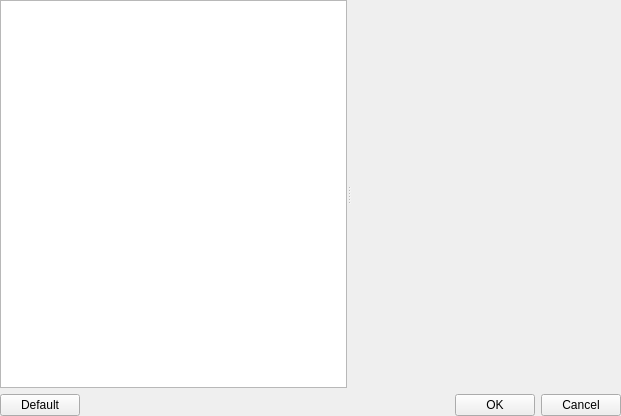
Above: xoptionswidget.ui from horsicq/XOptions before the change. Below: the same form after it.
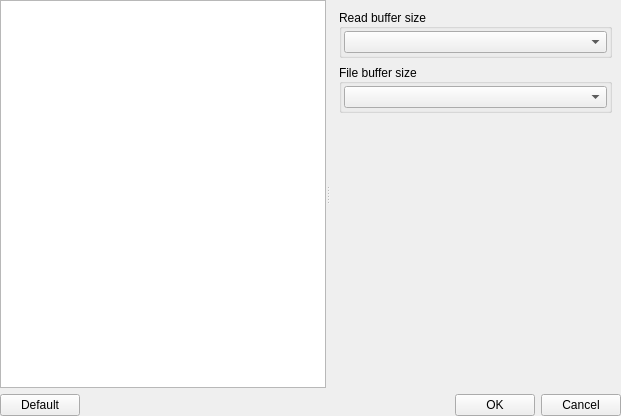
That is the form after the change.

Commit message: feat: add read and file buffer size options with UI controls

The edit to the form file:
```diff
--- a/xoptionswidget.ui
+++ b/xoptionswidget.ui
@@ -591,25 +591,84 @@
              <height>384</height>
             </rect>
            </property>
-           <layout class="QVBoxLayout" name="verticalLayout_6h">
-            <property name="leftMargin">
-             <number>0</number>
-            </property>
-            <property name="rightMargin">
-             <number>0</number>
-            </property>
-            <property name="bottomMargin">
-             <number>0</number>
-            </property>
+           <layout class="QVBoxLayout" name="verticalLayout_11">
             <item>
-             <spacer name="verticalSpacer_2j">
+             <widget class="QGroupBox" name="groupBoxReadBufferSize">
+              <property name="title">
+               <string>Read buffer size</string>
+              </property>
+              <property name="alignment">
+               <set>Qt::AlignLeading|Qt::AlignLeft|Qt::AlignVCenter</set>
+              </property>
+              <layout class="QVBoxLayout" name="verticalLayout_13">
+               <property name="leftMargin">
+                <number>2</number>
+               </property>
+               <property name="topMargin">
+                <number>2</number>
+               </property>
+               <property name="rightMargin">
+                <number>2</number>
+               </property>
+               <property name="bottomMargin">
+                <number>2</number>
+               </property>
+               <item>
+                <widget class="QComboBox" name="comboBoxReadBufferSize">
+                 <property name="minimumSize">
+                  <size>
+                   <width>200</width>
+                   <height>0</height>
+                  </size>
+                 </property>
+                </widget>
+               </item>
+              </layout>
+             </widget>
+            </item>
+            <item>
+             <widget class="QGroupBox" name="groupBoxFileBufferSize">
+              <property name="title">
+               <string>File buffer size</string>
+              </property>
+              <property name="alignment">
+               <set>Qt::AlignLeading|Qt::AlignLeft|Qt::AlignVCenter</set>
+              </property>
+              <layout class="QVBoxLayout" name="verticalLayout_10">
+               <property name="leftMargin">
+                <number>2</number>
+               </property>
+               <property name="topMargin">
+                <number>2</number>
+               </property>
+               <property name="rightMargin">
+                <number>2</number>
+               </property>
+               <property name="bottomMargin">
+                <number>2</number>
+               </property>
+               <item>
+                <widget class="QComboBox" name="comboBoxFileBufferSize">
+                 <property name="minimumSize">
+                  <size>
+                   <width>200</width>
+                   <height>0</height>
+                  </size>
+                 </property>
+                </widget>
+               </item>
+              </layout>
+             </widget>
+            </item>
+            <item>
+             <spacer name="verticalSpacer_4">
               <property name="orientation">
                <enum>Qt::Vertical</enum>
               </property>
               <property name="sizeHint" stdset="0">
                <size>
                 <width>20</width>
-                <height>248</height>
+                <height>263</height>
                </size>
               </property>
              </spacer>
```
Left out of the diff: 4 changed lines with no effect on the pictures. The commit also changes 3 other files.
